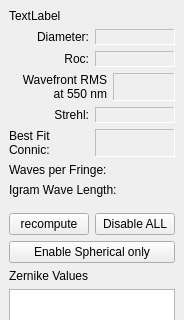
First picture: the form in metricsdisplay.ui, repository githubdoe/DFTFringe, before the edit; both pictures show x 0 to 184 and y 0 to 320 of the 184 by 710 pixel window.
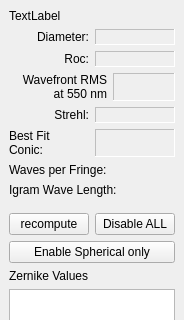
Second picture: the form after the edit.

The edit to the form file:
```diff
--- a/metricsdisplay.ui
+++ b/metricsdisplay.ui
@@ -6,13 +6,13 @@
    <rect>
     <x>0</x>
     <y>0</y>
-    <width>160</width>
+    <width>176</width>
     <height>710</height>
    </rect>
   </property>
   <property name="minimumSize">
    <size>
-    <width>100</width>
+    <width>176</width>
     <height>389</height>
    </size>
   </property>
@@ -172,7 +172,7 @@
        <widget class="QLabel" name="label_2">
         <property name="text">
          <string>Best Fit
-Connic:</string>
+Conic:</string>
         </property>
        </widget>
       </item>
```
